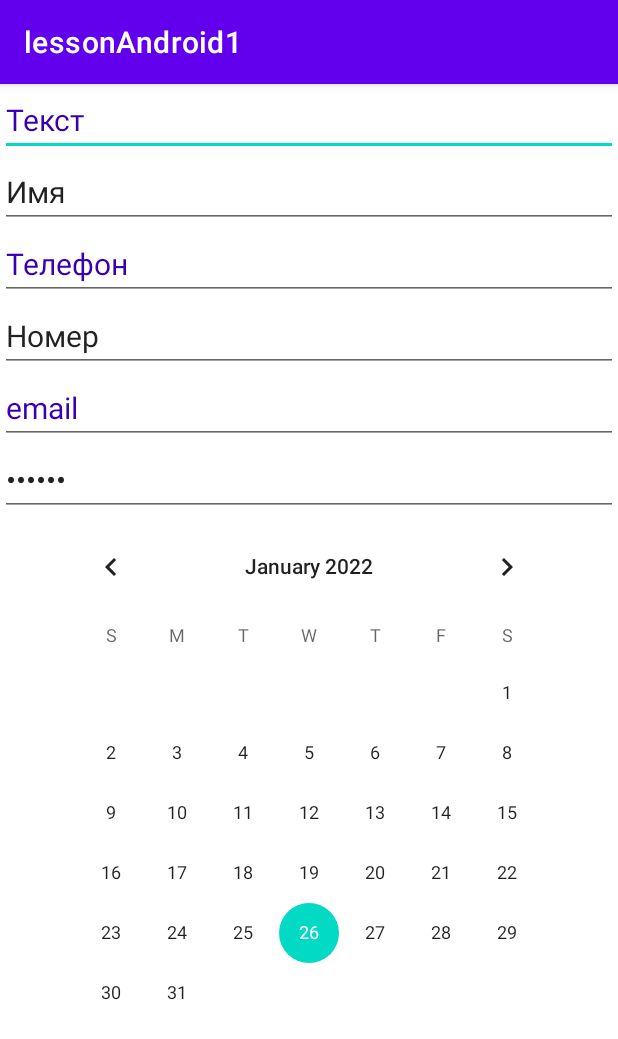
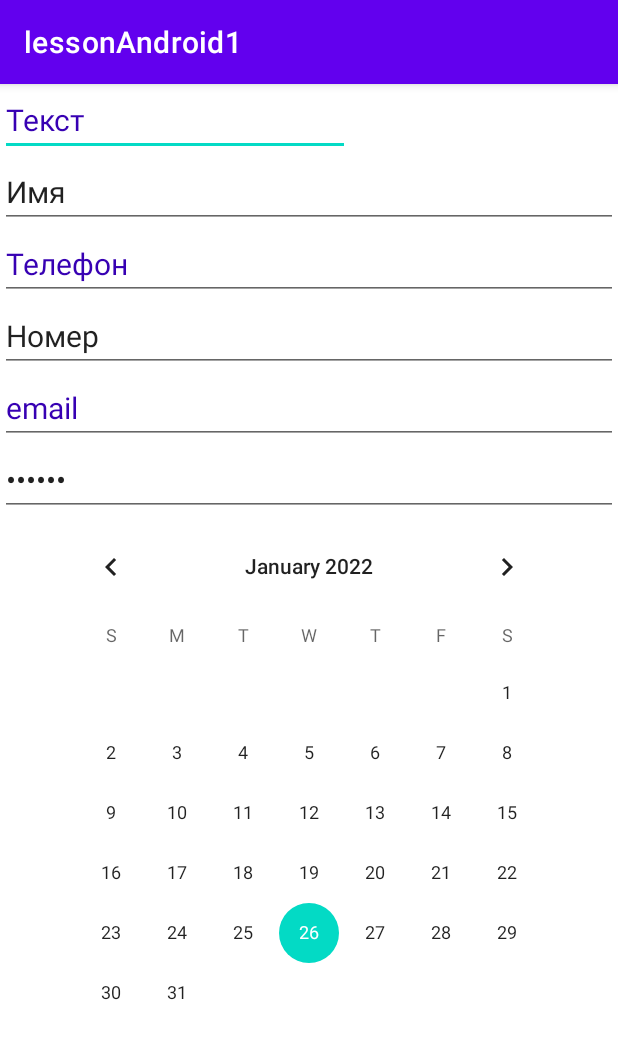
Before and after one commit to MariLeva/lessonAndroid1, an Android app: the screen it shows after launch (MainActivity), on a phone screen of 412 x 824 dp. Shown: the top 1039 px of the screen. Run offline under Robolectric (Android 15) with nearby library versions, the phone set to English and light mode, and no system bars.

```diff
--- a/app/src/main/res/layout/activity_main_two.xml
+++ b/app/src/main/res/layout/activity_main_two.xml
@@ -5,9 +5,10 @@
     android:orientation="vertical">
 
     <EditText
-        android:layout_width="match_parent"
+        android:layout_width="wrap_content"
         android:layout_height="wrap_content"
         android:inputType="text"
+        android:ems="10"
         android:textColor="@color/purple_700"
         android:text="Текст"
         android:textSize="20sp" />
```
Also changed, not shown: 1 other file.
